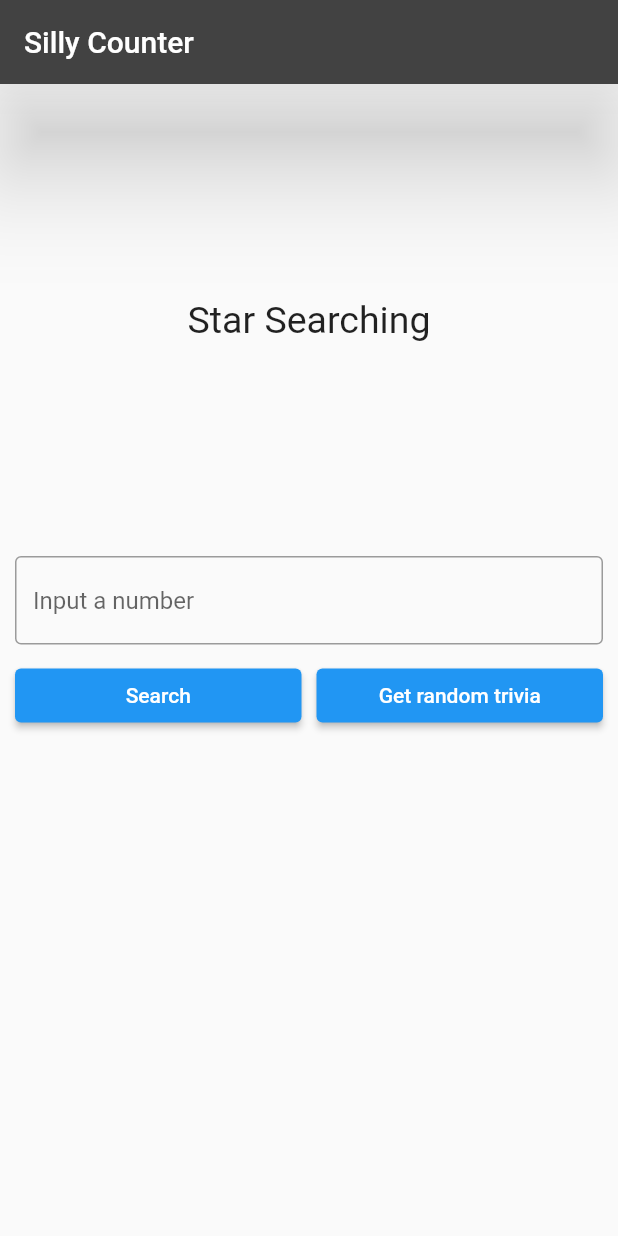
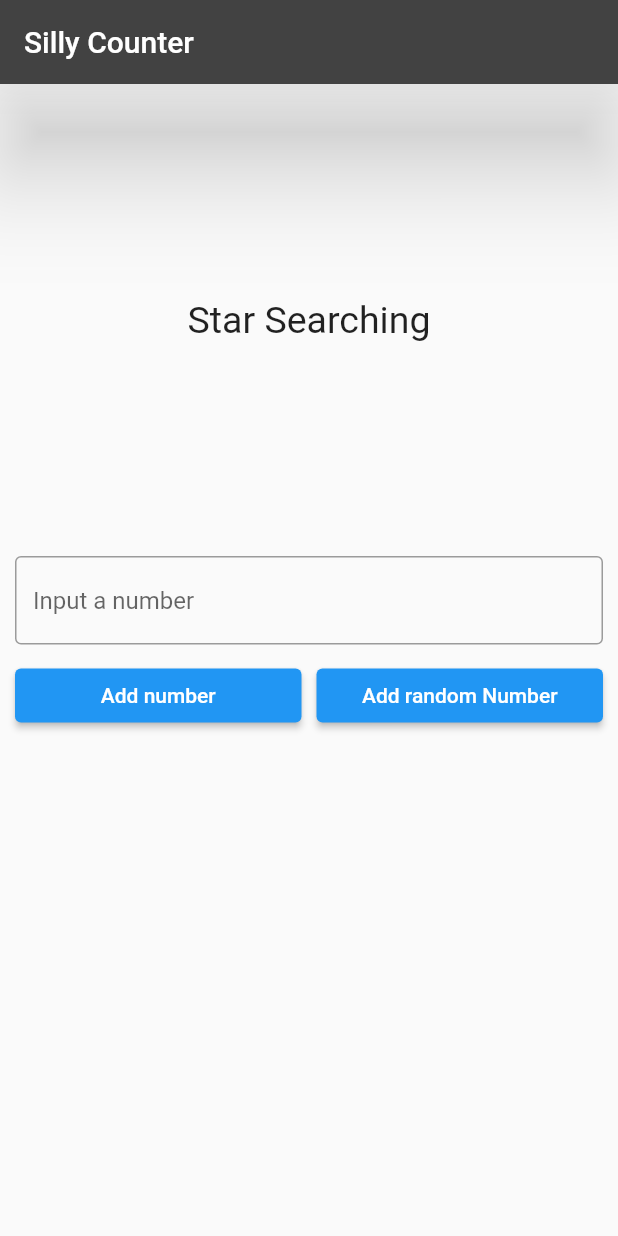
Before and after one commit to Juanda16/57Blocks, a Flutter app: the screen it shows after launch, on a phone screen of 412 x 824 dp. Run offline on Flutter 3.47's test engine with Material 2 defaults, Android fonts, the phone set to English and light mode, and no system bars; our stand-ins replace bloc, dartz, equatable, flutter_bloc, get_it, internet_connection_checker and 1 more.

Commit message:
Addition from fix and random Buttons is working

```diff
--- a/lib/counter/data/local/data_sources/counter_number_local_ds.dart
+++ b/lib/counter/data/local/data_sources/counter_number_local_ds.dart
@@ -7,7 +7,7 @@ import 'package:shared_preferences/shared_preferences.dart';
 
 abstract class CounterNumberLocalDataSource {
   Future<CounterNumberModel> getLastNumber();
-  Future<void> cacheNumber(CounterNumberModel numberToCache);
+  Future<void> saveCacheNumber(CounterNumberModel numberToCache);
 }
 
 const CACHED_NUMBER = 'CACHED_NUMBER';
@@ -18,7 +18,7 @@ class CounterNumberLocalDataSourceImpl implements CounterNumberLocalDataSource {
   CounterNumberLocalDataSourceImpl({required this.sharedPreferences});
 
   @override
-  Future<void> cacheNumber(CounterNumberModel numberToCache) {
+  Future<void> saveCacheNumber(CounterNumberModel numberToCache) {
     return sharedPreferences.setString(
       CACHED_NUMBER,
       json.encode(numberToCache.toJson()),
--- a/lib/counter/domain/entities/counter.dart
+++ b/lib/counter/domain/entities/counter.dart
@@ -5,6 +5,10 @@ class CounterEntity extends Equatable {
 
   CounterEntity({required this.number});
 
+   int sum (int newNumber){
+     return  this.number + newNumber;
+  }
+
   @override
   List<Object> get props => [number];
 }
--- a/lib/counter/domain/repositories/counter_repository.dart
+++ b/lib/counter/domain/repositories/counter_repository.dart
@@ -5,5 +5,7 @@ import 'package:dartz/dartz.dart';
 abstract class CounterRepository {
   Future<Either<Failure, CounterEntity>> addApiRandomNumber();
 
-  Future<Either<Failure, CounterEntity>> getLastNumber(int number);
+  Future<Either<Failure, CounterEntity>> getLastNumber();
+
+  saveCacheNumber(CounterEntity counterEntity);
 }
--- a/lib/counter/domain/use_cases/add_api_random_number.dart
+++ b/lib/counter/domain/use_cases/add_api_random_number.dart
@@ -11,6 +11,23 @@ class AddRandomNumber extends UseCase<CounterEntity, NoParams> {
 
   @override
   Future<Either<Failure, CounterEntity>> call(NoParams params) async {
-    return await repository.addApiRandomNumber();
+    final lastValue = await repository.getLastNumber();
+    final resultRandom = await repository.addApiRandomNumber();
+
+    return resultRandom.fold((failure) => Left(failure), (random) {
+      return lastValue.fold((failure) => Left(failure), (last) {
+        final sum = last.number + random.number;
+        repository.saveCacheNumber(CounterEntity(number: sum));
+        return Right(CounterEntity(number: sum));
+      });
+    });
   }
 }
+
+// resultRandom.map((random) {
+//   return lastValue
+//       .map((last) => CounterEntity(number: (random.number + last.number)));
+// });
+
+//return result.map((r) => (CounterEntity(number: r.number + params.number)));
+//lastValue.map((last) => CounterEntity(number: last.number+r.number ));
--- a/lib/counter/domain/use_cases/add_concrete_number.dart
+++ b/lib/counter/domain/use_cases/add_concrete_number.dart
@@ -12,7 +12,13 @@ class AddConcreteNumber extends UseCase<CounterEntity, Params> {
 
   @override
   Future<Either<Failure, CounterEntity>> call(Params params) async {
-    return await repository.getLastNumber(params.number);
+    final result = await repository.getLastNumber();
+
+    return result.map((lastNumber) {
+      final sum = lastNumber.number + params.number;
+      repository.saveCacheNumber(CounterEntity(number: sum));
+      return CounterEntity(number: sum);
+    });
   }
 }
 
--- a/lib/counter/presentation/widgets/counter_controls.dart
+++ b/lib/counter/presentation/widgets/counter_controls.dart
@@ -40,7 +40,7 @@ class _NumberControlsState extends State<NumberControls> {
             Expanded(
               //Search concrete Button
               child: ElevatedButton(
-                child: Text('Search'),
+                child: Text('Add number'),
                 //color: Theme.of(context).accentColor,
                 //textTheme: ButtonTextTheme.primary,
                 onPressed: dispatchConcrete,
@@ -50,7 +50,7 @@ class _NumberControlsState extends State<NumberControls> {
             Expanded(
               //Random Button
               child: ElevatedButton(
-                child: Text('Get random trivia'),
+                child: Text('Add random Number'),
                 //color: Theme.of(context).accentColor,
                 //textTheme: ButtonTextTheme.primary,
                 onPressed: dispatchRandom,
```
Also changed, not shown: lib/counter/data/repositories/counter_repository_impl.dart (+9 -3 lines), 3 other files.
